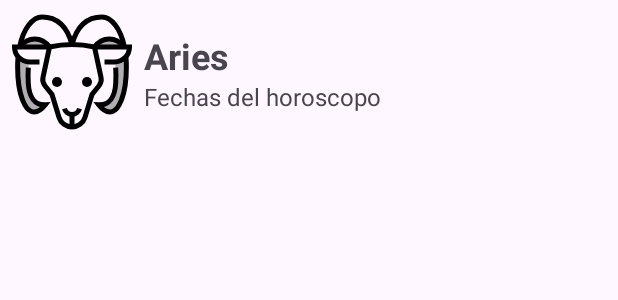
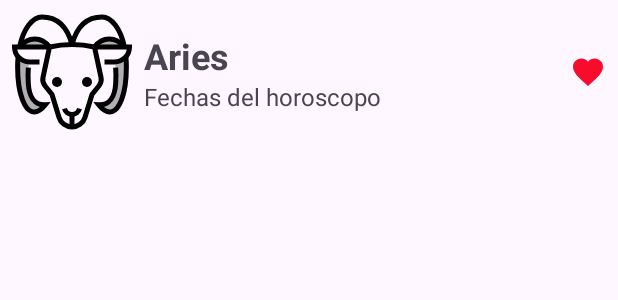
Before and after one commit to oscarlimachi/Zodiac, an Android app: the layout item_horoscope.xml on its own in the app's theme, with its tools: preview values and no code run, on a phone screen of 412 x 824 dp. Shown: the top 300 px of the screen. Run offline under Robolectric (Android 15) with nearby library versions, the phone set to English and light mode, and no system bars.

```diff
--- a/app/src/main/java/com/example/zodiac/utils/SessionManager.kt
+++ b/app/src/main/java/com/example/zodiac/utils/SessionManager.kt
@@ -12,6 +12,6 @@ class SessionManager(context: Context) {
 
     }
     fun getFavoriteHoroscope(): String {
-        return sharedPref.getString("FAVORITE_HOROSOCOPE","")!!
+        return sharedPref.getString("FAVORITE_HOROSCOPE","")!!
     }
 }
--- a/app/src/main/res/layout/item_horoscope.xml
+++ b/app/src/main/res/layout/item_horoscope.xml
@@ -1,5 +1,6 @@
 <?xml version="1.0" encoding="utf-8"?>
 <LinearLayout xmlns:android="http://schemas.android.com/apk/res/android"
+    xmlns:app="http://schemas.android.com/apk/res-auto"
     android:orientation="horizontal"
     android:layout_width="match_parent"
     android:layout_height="wrap_content"
@@ -9,7 +10,7 @@
         android:id="@+id/iconImageView"
         android:layout_width="80dp"
         android:layout_height="80dp"
-        android:src="@drawable/aries_icon"/>
+        android:src="@drawable/aries_icon" />
 
     <LinearLayout
         android:layout_width="0dp"
@@ -25,14 +26,25 @@
             android:layout_height="wrap_content"
             android:text="Aries"
             android:textSize="24sp"
-            android:textStyle="bold"/>
+            android:textStyle="bold" />
 
         <TextView
             android:id="@+id/datesTextView"
             android:layout_width="match_parent"
             android:layout_height="wrap_content"
             android:text="Fechas del horoscopo"
-            android:textSize="16sp"/>
+            android:textSize="16sp" />
     </LinearLayout>
 
+    <ImageView
+
+        android:id="@+id/favoriteImageView"
+        android:layout_width="wrap_content"
+        android:layout_height="wrap_content"
+        android:src="@drawable/ic_favorite_selected"
+        android:layout_gravity="center_vertical"
+        app:tint="@color/favorite">
+
+    </ImageView>
+
 </LinearLayout>
```
Also changed, not shown: app/src/main/java/com/example/zodiac/HoroscopeAdapter.kt (+5 -5 lines), app/src/main/java/com/example/zodiac/activities/DetailActivity2.kt (+7 -5 lines), app/src/main/java/com/example/zodiac/activities/MainActivity.kt (+8 -12 lines).
